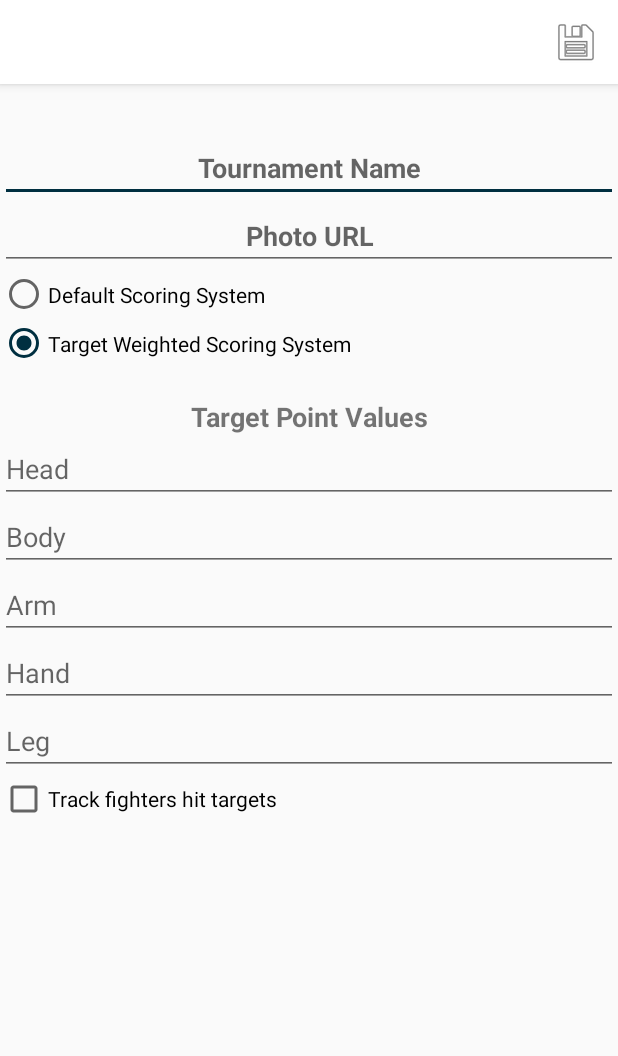
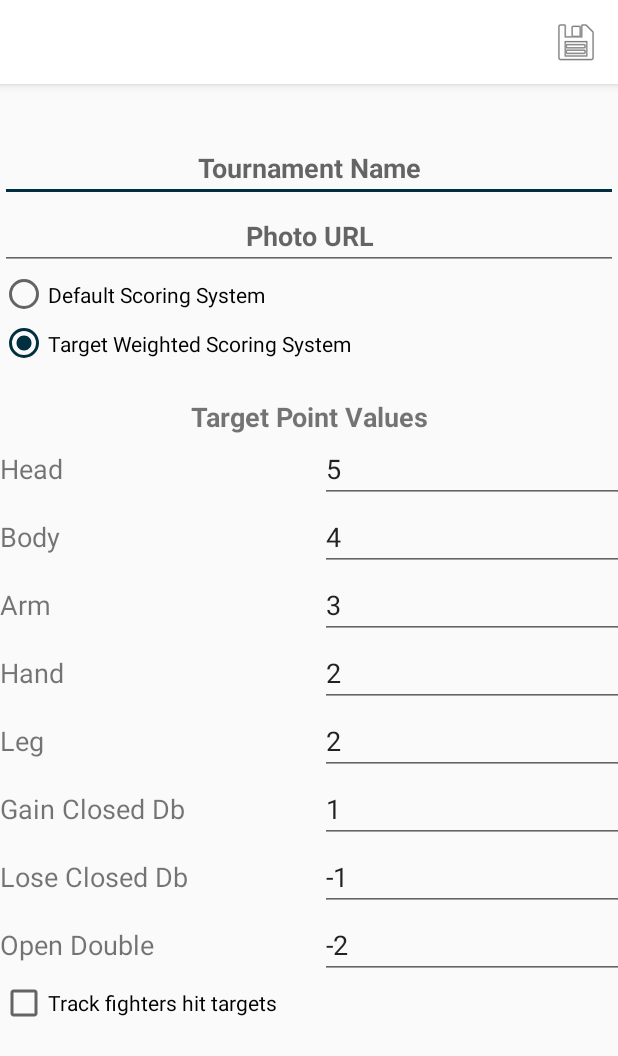
Before and after one commit to TonyPacheco/NoDoubles, an Android app: the OrganizeTournament screen opened directly, with no data from a screen before it, after a tap on "Target Weighted Scoring System", on a phone screen of 412 x 824 dp. Shown: the top 1056 px of the screen. Run offline under Robolectric (Android 15) with nearby library versions, the phone set to English and light mode, and no system bars; our stand-ins replace Firebase (no records; nobody signed in at launch, a user with empty details on screens opened directly).

Commit message:
Added changing value of doubles and null checks on create tourney

```diff
--- a/app/build.gradle
+++ b/app/build.gradle
@@ -12,8 +12,8 @@ android {
         applicationId "com.nodoubles.app"
         minSdkVersion 19
         targetSdkVersion 28
-        versionCode 2
-        versionName "0.5.1"
+        versionCode 3
+        versionName "1.0.0"
         testInstrumentationRunner "android.support.test.runner.AndroidJUnitRunner"
         vectorDrawables.useSupportLibrary = true
     }
--- a/app/src/main/java/com/nodoubles/app/Models/ScoreScheme.kt
+++ b/app/src/main/java/com/nodoubles/app/Models/ScoreScheme.kt
@@ -4,7 +4,11 @@ data class ScoreScheme(var head: Int = 4,
                        var body: Int = 3,
                        var arms: Int = 2,
                        var hand: Int = 1,
-                       var legs: Int = 3)
+                       var legs: Int = 3,
+                       var clsg: Int = 1,
+                       var clsr: Int =-1,
+                       var open: Int =-2
+)
 {
-    val id = "" + head + "_" + body + "_" + arms + "_" + hand + "_" + legs
+    val id = "" + head + "_" + body + "_" + arms + "_" + hand + "_" + legs + "_" + clsg + "_" + clsr + "_" + open
 }
--- a/app/src/main/java/com/nodoubles/app/Models/Tourney.kt
+++ b/app/src/main/java/com/nodoubles/app/Models/Tourney.kt
@@ -5,7 +5,7 @@ class Tourney() {
     companion object {
         const val SCORE_TYPE_STANDARD_WEIGHTING = 0
         const val SCORE_TYPE_REGION_BASED_SCORE = 1
-        const val STANDARD_SCHEME_ID = "4_3_2_1_3"
+        const val STANDARD_SCHEME_ID = "4_3_2_1_3_1_-1_-2"
     }
 
     var id: Int = 0
--- a/app/src/main/java/com/nodoubles/app/OrganizeTournament.kt
+++ b/app/src/main/java/com/nodoubles/app/OrganizeTournament.kt
@@ -7,6 +7,7 @@ import android.support.design.widget.TextInputEditText
 import android.view.Menu
 import android.view.MenuItem
 import android.view.View
+import android.widget.EditText
 import android.widget.Toast
 import com.google.firebase.database.DataSnapshot
 import com.google.firebase.database.DatabaseError
@@ -16,6 +17,7 @@ import com.nodoubles.app.Models.Tourney
 import kotlinx.android.synthetic.main.activity_organize_tournament.*
 import java.net.URLConnection
 import com.nodoubles.app.R
+import kotlinx.android.synthetic.main.activity_view_fighter_stats.*
 
 class OrganizeTournament : AppCompatActivity() {
 
@@ -98,13 +100,18 @@ class OrganizeTournament : AppCompatActivity() {
                     .child(tournament!!.id.toString())
                     .setValue(tournament)
         } else {
-            val scheme = ScoreScheme(
-                    Integer.valueOf(input_head.text.toString()),
-                    Integer.valueOf(input_body.text.toString()),
-                    Integer.valueOf(input_arms.text.toString()),
-                    Integer.valueOf(input_hands.text.toString()),
-                    Integer.valueOf(input_legs.text.toString())
-            )
+
+            val head = if(!empty(input_head))     Integer.valueOf(input_head.text.toString())     else 0
+            val body = if(!empty(input_body))     Integer.valueOf(input_body.text.toString())     else 0
+            val arms = if(!empty(input_arms))     Integer.valueOf(input_arms.text.toString())     else 0
+            val hand = if(!empty(input_hands))    Integer.valueOf(input_hands.text.toString())    else 0
+            val legs = if(!empty(input_legs))     Integer.valueOf(input_legs.text.toString())     else 0
+            val clsg = if(!empty(input_closed_g)) Integer.valueOf(input_closed_g.text.toString()) else 0
+            val clsr = if(!empty(input_closed_r)) Integer.valueOf(input_closed_r.text.toString()) else 0
+            val open = if(!empty(input_open))     Integer.valueOf(input_open.text.toString())     else 0
+
+            val scheme = ScoreScheme(head,body,arms,hand,legs,clsg,clsr,open)
+
             App.Globals.db.reference.child("schemes")
                     .child(scheme.id)
                     .setValue(scheme)
@@ -127,6 +134,10 @@ class OrganizeTournament : AppCompatActivity() {
         finish()
     }
 
+    private fun empty (inp: EditText) : Boolean {
+        return inp.text.isNullOrEmpty()
+    }
+
     private fun toggleValuesVisibility(vis: Int){
         values_header.visibility = vis
         input_head.visibility = vis
@@ -135,6 +146,18 @@ class OrganizeTournament : AppCompatActivity() {
         input_hands.visibility = vis
         input_legs.visibility = vis
         input_track_hits.visibility = vis
+        head_label.visibility = vis
+        body_label.visibility = vis
+        arm_label.visibility = vis
+        hand_label.visibility = vis
+        leg_label.visibility = vis
+        input_open.visibility = vis
+        input_closed_g.visibility = vis
+        input_closed_r.visibility = vis
+        closed_label_g.visibility = vis
+        closed_label_r.visibility = vis
+        open_label.visibility = vis
+
     }
 
 }
--- a/app/src/main/java/com/nodoubles/app/WeightedFightJudgeActivity.kt
+++ b/app/src/main/java/com/nodoubles/app/WeightedFightJudgeActivity.kt
@@ -40,25 +40,6 @@ class WeightedFightJudgeActivity : AppCompatActivity() {
         }
         minus2!!.setOnClickListener{
             addScore(2, -1)
-            update()
-        }
-        closedDbl1!!.setOnClickListener{
-            addScore(1,2)
-            addScore(2,1)
-            fighter1.closedDbGiven++
-            update()
-        }
-        closedDbl2!!.setOnClickListener {
-            addScore(1, 1)
-            addScore(2, 2)
-            fighter2.closedDbGiven++
-            update()
-        }
-        doubleHit!!.setOnClickListener{
-            addScore(1,-1)
-            addScore(2,-1)
-            fighter1.openDbExchngs++
-            fighter2.openDbExchngs++
             update()
         }
         btn_end_fight!!.setOnClickListener{
@@ -125,6 +106,25 @@ class WeightedFightJudgeActivity : AppCompatActivity() {
             addScore(2,scheme.legs)
             fighter2.legsHitsGiven++
             fighter1.legsHitsRecvd++
+            update()
+        }
+        closedDbl1!!.setOnClickListener{
+            addScore(1,scheme.clsg)
+            addScore(2,scheme.clsr)
+            fighter1.closedDbGiven++
+            update()
+        }
+        closedDbl2!!.setOnClickListener {
+            addScore(1, scheme.clsr)
+            addScore(2, scheme.clsg)
+            fighter2.closedDbGiven++
+            update()
+        }
+        doubleHit!!.setOnClickListener{
+            addScore(1,scheme.open)
+            addScore(2,scheme.open)
+            fighter1.openDbExchngs++
+            fighter2.openDbExchngs++
             update()
         }
     }
--- a/app/src/main/res/layout/activity_organize_tournament.xml
+++ b/app/src/main/res/layout/activity_organize_tournament.xml
@@ -65,6 +65,17 @@
         android:text="@string/target_point_values"
         android:visibility="invisible"/>
 
+    <TableLayout
+        android:layout_width="match_parent"
+        android:layout_height="wrap_content">
+
+        <TableRow>
+            <TextView
+                android:id="@+id/head_label"
+                android:text="@string/head"
+                android:ems="10"
+                android:textSize="18sp"
+                android:visibility="invisible"/>
             <EditText
                 android:id="@+id/input_head"
                 android:layout_width="match_parent"
@@ -72,9 +83,17 @@
                 android:ems="10"
                 android:textSize="18sp"
                 android:inputType="number"
-        android:hint="@string/head"
+                android:text="5"
                 android:visibility="invisible"/>
+        </TableRow>
 
+        <TableRow>
+            <TextView
+                android:id="@+id/body_label"
+                android:text="@string/body"
+                android:ems="10"
+                android:textSize="18sp"
+                android:visibility="invisible"/>
             <EditText
                 android:id="@+id/input_body"
                 android:layout_width="match_parent"
@@ -82,9 +101,17 @@
                 android:ems="10"
                 android:textSize="18sp"
                 android:inputType="number"
-        android:hint="@string/body"
+                android:text="4"
                 android:visibility="invisible"/>
+        </TableRow>
 
+        <TableRow>
+            <TextView
+                android:id="@+id/arm_label"
+                android:text="@string/arm"
+                android:ems="10"
+                android:textSize="18sp"
+                android:visibility="invisible"/>
             <EditText
                 android:id="@+id/input_arms"
                 android:layout_width="match_parent"
@@ -92,9 +119,17 @@
                 android:ems="10"
                 android:textSize="18sp"
                 android:inputType="number"
-        android:hint="@string/arm"
+                android:text="3"
                 android:visibility="invisible"/>
+        </TableRow>
 
+        <TableRow>
+            <TextView
+                android:id="@+id/hand_label"
+                android:text="@string/hand"
+                android:ems="10"
+                android:textSize="18sp"
+                android:visibility="invisible"/>
             <EditText
                 android:id="@+id/input_hands"
                 android:layout_width="match_parent"
@@ -102,9 +137,17 @@
                 android:ems="10"
                 android:textSize="18sp"
                 android:inputType="number"
-        android:hint="@string/hand"
+                android:text="2"
                 android:visibility="invisible"/>
+        </TableRow>
 
+        <TableRow>
+            <TextView
+                android:id="@+id/leg_label"
+                android:text="@string/leg"
+                android:ems="10"
+                android:textSize="18sp"
+                android:visibility="invisible"/>
             <EditText
                 android:id="@+id/input_legs"
                 android:layout_width="match_parent"
@@ -112,8 +155,65 @@
                 android:ems="10"
                 android:textSize="18sp"
                 android:inputType="number"
-        android:hint="@string/leg"
+                android:text="2"
                 android:visibility="invisible"/>
+        </TableRow>
+
+        <TableRow>
+            <TextView
+                android:id="@+id/closed_label_g"
+                android:text="@string/gain_closed_db"
+                android:ems="10"
+                android:textSize="18sp"
+                android:visibility="invisible"/>
+            <EditText
+                android:id="@+id/input_closed_g"
+                android:layout_width="match_parent"
+                android:layout_height="wrap_content"
+                android:ems="10"
+                android:textSize="18sp"
+                android:inputType="number"
+                android:text="1"
+                android:visibility="invisible"/>
+        </TableRow>
+
+        <TableRow>
+            <TextView
+                android:id="@+id/closed_label_r"
+                android:text="@string/lose_closed_db"
+                android:ems="10"
+                android:textSize="18sp"
+                android:visibility="invisible"/>
+            <EditText
+                android:id="@+id/input_closed_r"
+                android:layout_width="match_parent"
+                android:layout_height="wrap_content"
+                android:ems="10"
+                android:textSize="18sp"
+                android:inputType="number"
+                android:text="-1"
+                android:visibility="invisible"/>
+        </TableRow>
+
+        <TableRow>
+            <TextView
+                android:id="@+id/open_label"
+                android:text="@string/open_double"
+                android:ems="10"
+                android:textSize="18sp"
+                android:visibility="invisible"/>
+            <EditText
+                android:id="@+id/input_open"
+                android:layout_width="match_parent"
+                android:layout_height="wrap_content"
+                android:ems="10"
+                android:textSize="18sp"
+                android:inputType="number"
+                android:text="-2"
+                android:visibility="invisible"/>
+        </TableRow>
+
+    </TableLayout>
 
     <CheckBox
         android:id="@+id/input_track_hits"
--- a/app/src/main/res/values/strings.xml
+++ b/app/src/main/res/values/strings.xml
@@ -92,4 +92,8 @@
     <string name="fighter_stats">Fighter Stats</string>
     <string name="closed_dbs">Closed Dbs</string>
     <string name="open_doubles">Open Doubles</string>
+    <string name="closed_double">Closed Double</string>
+    <string name="open_double">Open Double</string>
+    <string name="lose_closed_db">Lose Closed Db</string>
+    <string name="gain_closed_db">Gain Closed Db</string>
 </resources>
```
Lines whose indentation alone changed are shown as unchanged.
